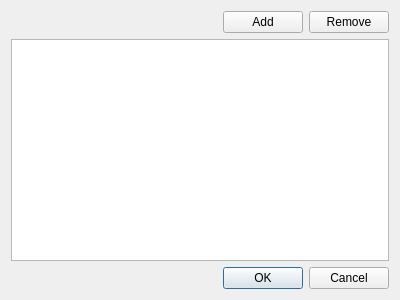
First picture: the form in src/ui/categoriestreedialog.ui, repository KindVador/Accountancy, before the edit.
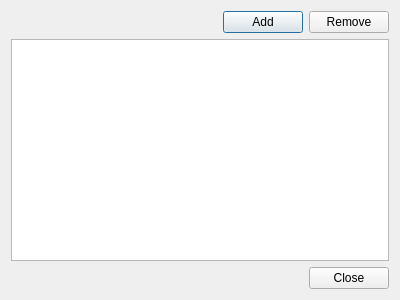
Second picture: the form after the edit.

Commit message: create or remove categories from GUI

```diff
--- a/src/ui/categoriestreedialog.ui
+++ b/src/ui/categoriestreedialog.ui
@@ -51,7 +51,7 @@
    <item>
     <widget class="QDialogButtonBox" name="buttonBox">
      <property name="standardButtons">
-      <set>QDialogButtonBox::Cancel|QDialogButtonBox::Ok</set>
+      <set>QDialogButtonBox::Close</set>
      </property>
     </widget>
    </item>
```
The commit also changes 4 other files.
